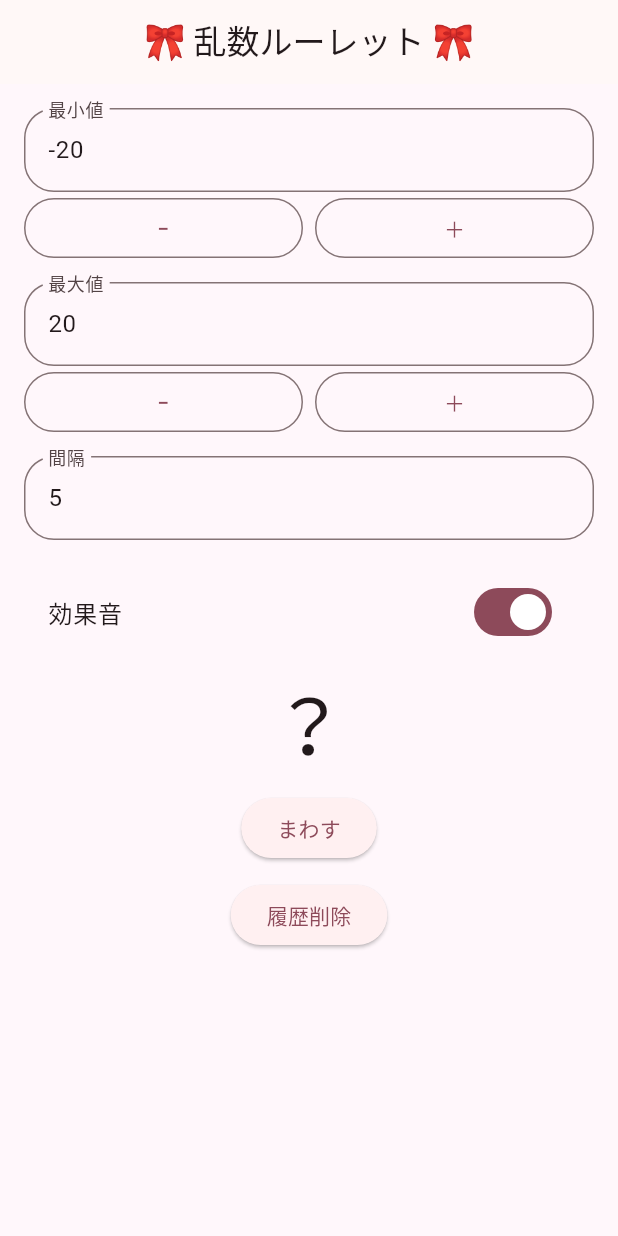
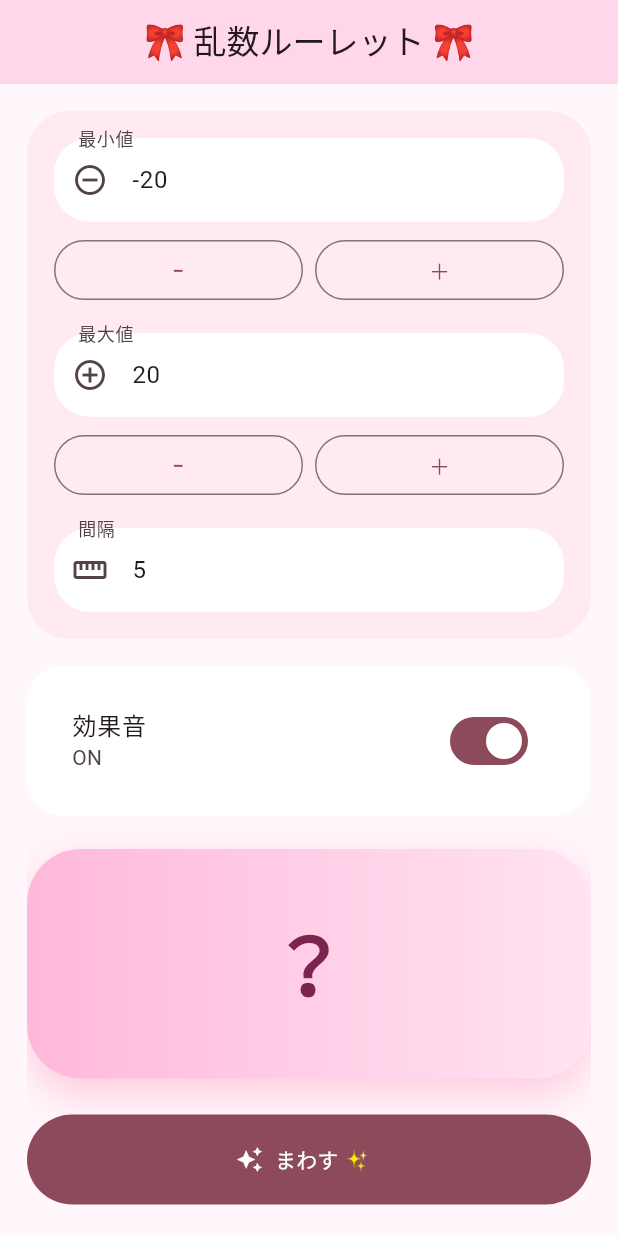
Before and after one commit to tatsu110119/random_app, a Flutter app: the screen it shows after launch, on a phone screen of 412 x 824 dp. Run offline on Flutter 3.47's test engine with Material 3 defaults, Android fonts, the light colour scheme and no system bars; our stand-ins replace audioplayers, shared_preferences.

Commit message:
restore cute ui

```diff
--- a/lib/main.dart
+++ b/lib/main.dart
@@ -13,6 +13,7 @@ class MyApp extends StatelessWidget {
   @override
   Widget build(BuildContext context) {
     return MaterialApp(
+      title: '乱数ルーレット',
       debugShowCheckedModeBanner: false,
       theme: ThemeData(
         useMaterial3: true,
@@ -80,7 +81,9 @@ class _RandomPageState extends State<RandomPage> {
   Future<void> clearHistory() async {
     final prefs = await SharedPreferences.getInstance();
     await prefs.remove('history');
-    setState(() => history.clear());
+    setState(() {
+      history.clear();
+    });
   }
 
   Future<void> generate() async {
@@ -91,12 +94,17 @@ class _RandomPageState extends State<RandomPage> {
     final step = int.tryParse(stepController.text);
 
     if (min == null || max == null || step == null) {
-      showError("入力エラー");
+      showError("すべて整数で入力してください");
       return;
     }
 
-    if (step <= 0 || min > max) {
-      showError("値がおかしい");
+    if (step <= 0) {
+      showError("間隔は1以上にしてください");
+      return;
+    }
+
+    if (min > max) {
+      showError("最小値は最大値以下にしてください");
       return;
     }
 
@@ -110,12 +118,10 @@ class _RandomPageState extends State<RandomPage> {
       hasFinalResult = false;
     });
 
-    // 🔊 回転音
     if (soundOn) {
       await rollingPlayer.setReleaseMode(ReleaseMode.loop);
       await rollingPlayer.play(AssetSource('sounds/rolling.mp3'));
 
-      // Web対策：先に1回鳴らしておく
       await finishPlayer.play(AssetSource('sounds/finish.mp3'));
       await finishPlayer.stop();
     }
@@ -153,7 +159,6 @@ class _RandomPageState extends State<RandomPage> {
       hasFinalResult = true;
     });
 
-    // 🔊 フィニッシュ音
     if (soundOn) {
       await finishPlayer.stop();
       await finishPlayer.play(AssetSource('sounds/finish.mp3'));
@@ -162,108 +167,269 @@ class _RandomPageState extends State<RandomPage> {
     await saveHistory();
   }
 
-  void showError(String msg) {
-    ScaffoldMessenger.of(context)
-        .showSnackBar(SnackBar(content: Text(msg)));
+  void showError(String message) {
+    ScaffoldMessenger.of(context).showSnackBar(
+      SnackBar(content: Text(message)),
+    );
   }
 
-  void makeNegative(TextEditingController c) {
-    final t = c.text;
-    if (!t.startsWith('-')) {
-      c.text = '-$t';
+  void makeNegative(TextEditingController controller) {
+    final text = controller.text.trim();
+    setState(() {
+      if (text.isEmpty || text == "0") {
+        controller.text = "-1";
+      } else if (!text.startsWith("-")) {
+        controller.text = "-$text";
       }
+    });
   }
 
-  void makePositive(TextEditingController c) {
-    c.text = c.text.replaceFirst('-', '');
+  void makePositive(TextEditingController controller) {
+    final text = controller.text.trim();
+    setState(() {
+      controller.text = text.replaceFirst("-", "");
+    });
   }
 
-  Widget numberInput(String label, TextEditingController c, bool minus) {
+  @override
+  void dispose() {
+    minController.dispose();
+    maxController.dispose();
+    stepController.dispose();
+    rollingPlayer.dispose();
+    finishPlayer.dispose();
+    super.dispose();
+  }
+
+  InputDecoration cuteInput(String label, IconData icon) {
+    return InputDecoration(
+      labelText: label,
+      prefixIcon: Icon(icon),
+      filled: true,
+      fillColor: Colors.white,
+      border: OutlineInputBorder(
+        borderRadius: BorderRadius.circular(24),
+        borderSide: BorderSide.none,
+      ),
+    );
+  }
+
+  Widget numberInput({
+    required String label,
+    required TextEditingController controller,
+    required IconData icon,
+    required bool allowMinus,
+  }) {
     return Column(
       children: [
         TextField(
-          controller: c,
+          controller: controller,
+          decoration: cuteInput(label, icon),
           keyboardType: TextInputType.number,
-          decoration: InputDecoration(
-            labelText: label,
-            border: OutlineInputBorder(
-              borderRadius: BorderRadius.circular(20),
         ),
-          ),
-        ),
-        if (minus)
+        if (allowMinus) ...[
+          const SizedBox(height: 8),
           Row(
             children: [
               Expanded(
                 child: OutlinedButton(
-                  onPressed: () => makeNegative(c),
+                  onPressed: isRolling ? null : () => makeNegative(controller),
                   child: const Text('−'),
                 ),
               ),
               const SizedBox(width: 8),
               Expanded(
                 child: OutlinedButton(
-                  onPressed: () => makePositive(c),
+                  onPressed: isRolling ? null : () => makePositive(controller),
                   child: const Text('＋'),
                 ),
               ),
             ],
           ),
         ],
+      ],
     );
   }
 
   @override
   Widget build(BuildContext context) {
-    final size = hasFinalResult ? 90.0 : 50.0;
+    final fontSize = hasFinalResult ? 92.0 : 52.0;
 
     return Scaffold(
       appBar: AppBar(
         title: const Text('🎀 乱数ルーレット 🎀'),
         centerTitle: true,
+        backgroundColor: const Color(0xFFFFD6EA),
       ),
-      body: Padding(
-        padding: const EdgeInsets.all(16),
+      body: SafeArea(
+        child: Padding(
+          padding: const EdgeInsets.all(18),
+          child: ListView(
+            children: [
+              Container(
+                padding: const EdgeInsets.all(18),
+                decoration: BoxDecoration(
+                  color: const Color(0xFFFFEAF4),
+                  borderRadius: BorderRadius.circular(28),
+                ),
                 child: Column(
                   children: [
-            numberInput("最小値", minController, true),
-            const SizedBox(height: 12),
-            numberInput("最大値", maxController, true),
-            const SizedBox(height: 12),
-            numberInput("間隔", stepController, false),
+                    numberInput(
+                      label: '最小値',
+                      controller: minController,
+                      icon: Icons.remove_circle_outline,
+                      allowMinus: true,
+                    ),
+                    const SizedBox(height: 18),
+                    numberInput(
+                      label: '最大値',
+                      controller: maxController,
+                      icon: Icons.add_circle_outline,
+                      allowMinus: true,
+                    ),
+                    const SizedBox(height: 18),
+                    numberInput(
+                      label: '間隔',
+                      controller: stepController,
+                      icon: Icons.straighten,
+                      allowMinus: false,
+                    ),
+                  ],
+                ),
+              ),
 
-            const SizedBox(height: 20),
+              const SizedBox(height: 18),
 
-            SwitchListTile(
-              title: const Text("効果音"),
+              Container(
+                padding: const EdgeInsets.all(14),
+                decoration: BoxDecoration(
+                  color: Colors.white,
+                  borderRadius: BorderRadius.circular(24),
+                ),
+                child: SwitchListTile(
+                  title: const Text('効果音'),
+                  subtitle: Text(soundOn ? 'ON' : 'OFF'),
                   value: soundOn,
-              onChanged: (v) {
-                setState(() => soundOn = v);
+                  onChanged: isRolling
+                      ? null
+                      : (value) {
+                          setState(() {
+                            soundOn = value;
+                          });
                           saveSettings();
                         },
                 ),
-
-            const SizedBox(height: 10),
-
-            Text(
-              result?.toString() ?? "？",
-              style: TextStyle(fontSize: size),
               ),
 
-            const SizedBox(height: 10),
+              const SizedBox(height: 22),
 
-            ElevatedButton(
-              onPressed: generate,
-              child: const Text("まわす"),
+              AnimatedScale(
+                scale: isRolling ? 1.05 : hasFinalResult ? 1.2 : 1.0,
+                duration: const Duration(milliseconds: 250),
+                child: Container(
+                  width: double.infinity,
+                  padding: const EdgeInsets.symmetric(vertical: 38),
+                  decoration: BoxDecoration(
+                    borderRadius: BorderRadius.circular(36),
+                    gradient: const LinearGradient(
+                      colors: [
+                        Color(0xFFFFB8DA),
+                        Color(0xFFFFE4F2),
+                      ],
+                    ),
+                    boxShadow: [
+                      BoxShadow(
+                        color: Colors.pinkAccent.withOpacity(0.25),
+                        blurRadius: 24,
+                        offset: const Offset(0, 10),
+                      ),
+                    ],
+                  ),
+                  child: AnimatedDefaultTextStyle(
+                    duration: const Duration(milliseconds: 300),
+                    style: TextStyle(
+                      fontSize: fontSize,
+                      fontWeight: FontWeight.w900,
+                      color: const Color(0xFF7A2450),
+                    ),
+                    child: Text(
+                      result == null ? '？' : '$result',
+                      textAlign: TextAlign.center,
+                    ),
+                  ),
+                ),
               ),
 
-            const SizedBox(height: 10),
+              const SizedBox(height: 24),
 
-            ElevatedButton(
-              onPressed: clearHistory,
-              child: const Text("履歴削除"),
+              FilledButton.icon(
+                onPressed: isRolling ? null : generate,
+                icon: const Icon(Icons.auto_awesome),
+                label: Text(isRolling ? 'くるくる中…' : 'まわす ✨'),
+                style: FilledButton.styleFrom(
+                  minimumSize: const Size(double.infinity, 60),
+                  shape: RoundedRectangleBorder(
+                    borderRadius: BorderRadius.circular(30),
+                  ),
+                ),
+              ),
+
+              const SizedBox(height: 24),
+
+              Row(
+                mainAxisAlignment: MainAxisAlignment.spaceBetween,
+                children: [
+                  const Text(
+                    '📜 履歴',
+                    style: TextStyle(
+                      fontSize: 21,
+                      fontWeight: FontWeight.bold,
+                      color: Color(0xFF7A2450),
+                    ),
+                  ),
+                  TextButton.icon(
+                    onPressed:
+                        history.isEmpty || isRolling ? null : clearHistory,
+                    icon: const Icon(Icons.delete_outline),
+                    label: const Text('消去'),
                   ),
                 ],
+              ),
+
+              if (history.isEmpty)
+                const Center(
+                  child: Padding(
+                    padding: EdgeInsets.all(24),
+                    child: Text("まだ履歴はありません 🐣"),
+                  ),
+                )
+              else
+                ...history.asMap().entries.map((entry) {
+                  final index = entry.key;
+                  final value = entry.value;
+
+                  return Card(
+                    color: Colors.white,
+                    shape: RoundedRectangleBorder(
+                      borderRadius: BorderRadius.circular(22),
+                    ),
+                    child: ListTile(
+                      leading: CircleAvatar(
+                        backgroundColor: const Color(0xFFFFD6EA),
+                        child: Text('${index + 1}'),
+                      ),
+                      title: Text(
+                        value.toString(),
+                        style: const TextStyle(
+                          fontSize: 22,
+                          fontWeight: FontWeight.bold,
+                        ),
+                      ),
+                    ),
+                  );
+                }),
+            ],
+          ),
         ),
       ),
     );
```
Also changed, not shown: docs/assets/fonts/MaterialIcons-Regular.otf, 2 other files. Lines whose indentation alone changed are shown as unchanged.
